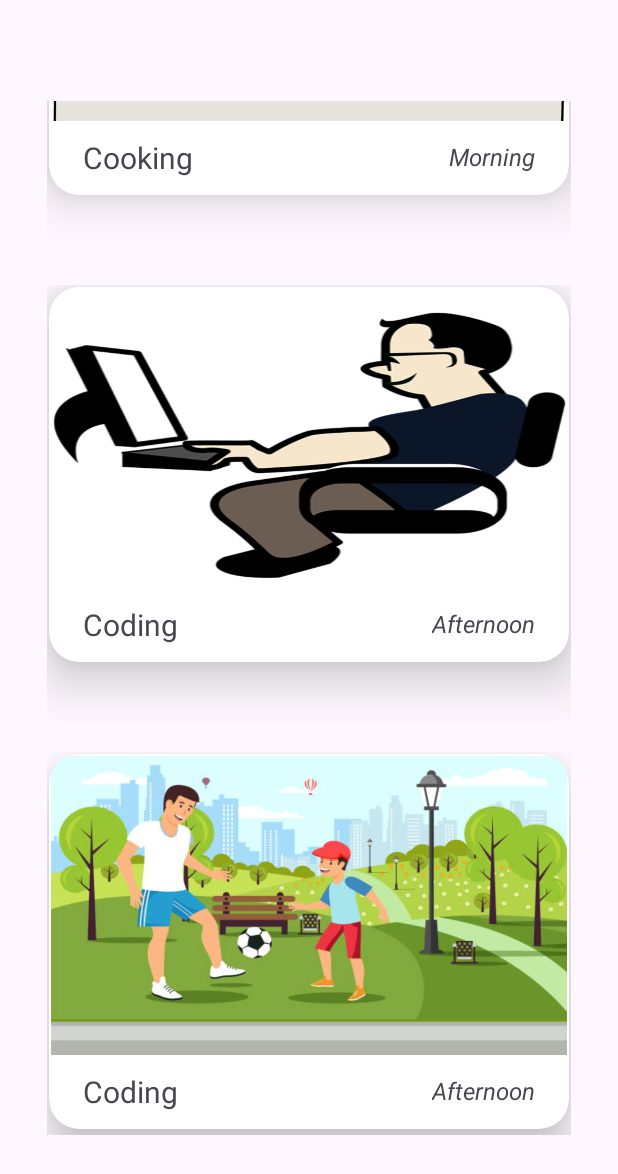
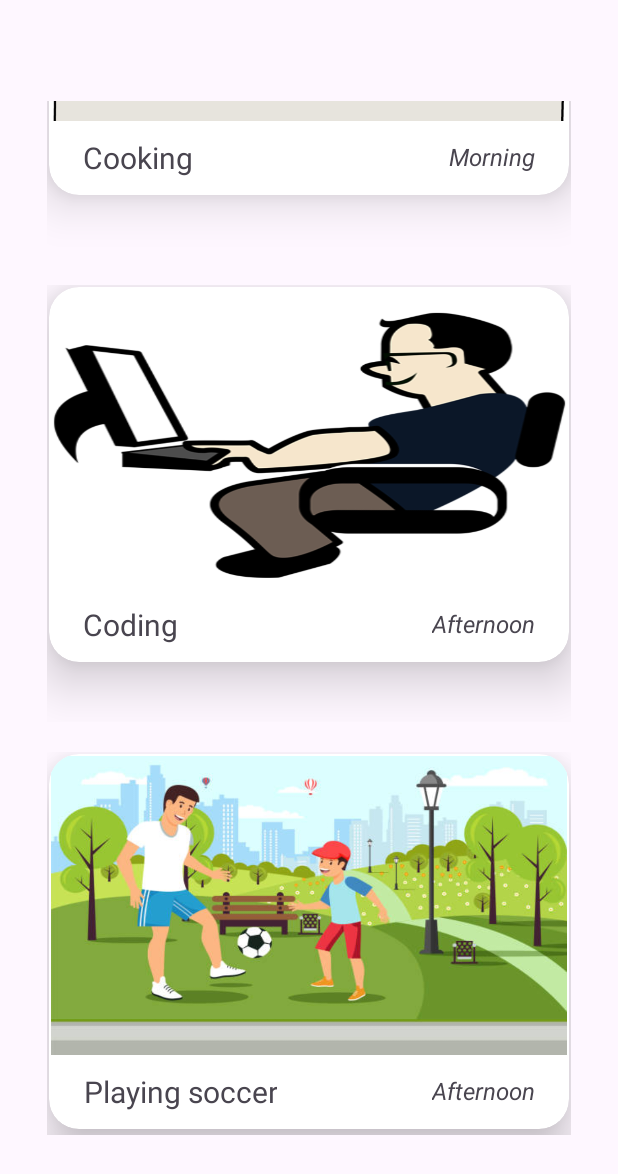
Before and after one commit to kusiimac/ToDoApp, an Android app: the screen it shows after launch (MainActivity), scrolled down 510 dp, on a phone screen of 412 x 824 dp. Shown: the top 1174 px of the screen. Run offline under Robolectric (Android 15) with nearby library versions, the phone set to English and light mode, and no system bars; Roboto replaces fonts that are not available here.

Commit message:
Using intent

```diff
--- a/app/src/main/java/com/cleo/todoapp/MainActivity.kt
+++ b/app/src/main/java/com/cleo/todoapp/MainActivity.kt
@@ -27,7 +27,7 @@ class MainActivity : AppCompatActivity() {
                 " 1 O'clock. Interested in learning how to code, but unsure where to start? This " +
                 "path provides an overview of the main branches of programming: computer science, " +
                 "web development, and data science ", ActivityStatus.Pending))
-        list.add(ActivityModel(R.drawable.soccer,"Coding", "Afternoon", "Football, also called " +
+        list.add(ActivityModel(R.drawable.soccer,"Playing soccer", "Afternoon", "Football, also called " +
                 "soccer, is a game involving two teams of 11 players who try to maneuver the ball" +
                 " into the other team's goal. The team that scores more goals wins ", ActivityStatus.Pending))
         list.add(ActivityModel(R.drawable.cooking,"Cooking dinner", "Evening", "This activity always " +
```
